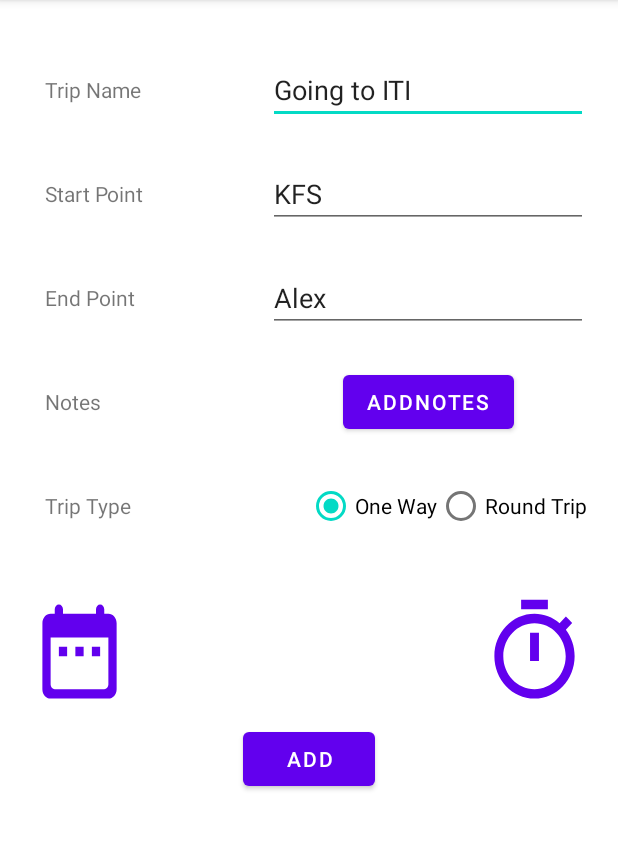
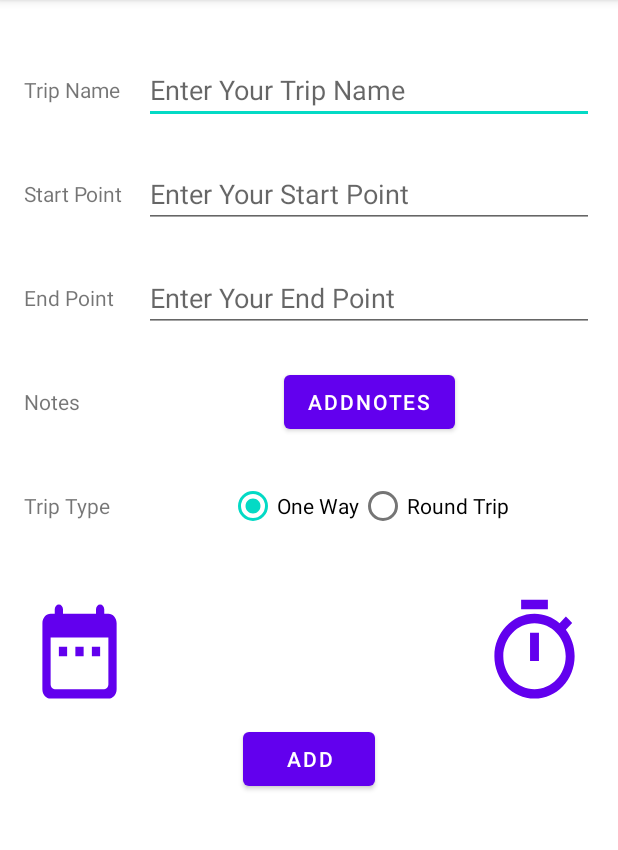
Before and after one commit to AhmedSleeem/Trip-Tracker, an Android app: the TripActivity screen opened directly, with no data from a screen before it, on a phone screen of 412 x 824 dp, the part 84-934 px from its top. Run offline under Robolectric (Android 15) with nearby library versions, the phone set to English and light mode, and no system bars; 1 statement that could not run was skipped.

Commit message:
Updating UI

```diff
--- a/app/src/main/res/layout/activity_trip.xml
+++ b/app/src/main/res/layout/activity_trip.xml
@@ -8,10 +8,10 @@
 
     <TextView
         android:id="@+id/userEmail"
-        android:layout_width="wrap_content"
+        android:layout_width="70dp"
         android:layout_height="wrap_content"
-        android:layout_marginStart="30dp"
-        android:layout_marginLeft="30dp"
+        android:layout_marginStart="16dp"
+        android:layout_marginLeft="16dp"
         android:layout_marginTop="50dp"
         android:text="@string/LBL_TRIP_NAME"
         app:layout_constraintStart_toStartOf="parent"
@@ -19,10 +19,10 @@
 
     <TextView
         android:id="@+id/textView2"
-        android:layout_width="wrap_content"
+        android:layout_width="70dp"
         android:layout_height="wrap_content"
-        android:layout_marginStart="30dp"
-        android:layout_marginLeft="30dp"
+        android:layout_marginStart="16dp"
+        android:layout_marginLeft="16dp"
         android:layout_marginTop="50dp"
         android:text="@string/LBL_START"
         app:layout_constraintStart_toStartOf="parent"
@@ -30,10 +30,10 @@
 
     <TextView
         android:id="@+id/textView3"
-        android:layout_width="wrap_content"
+        android:layout_width="70dp"
         android:layout_height="wrap_content"
-        android:layout_marginStart="30dp"
-        android:layout_marginLeft="30dp"
+        android:layout_marginStart="16dp"
+        android:layout_marginLeft="16dp"
         android:layout_marginTop="50dp"
         android:text="@string/LBL_END"
         app:layout_constraintStart_toStartOf="parent"
@@ -41,10 +41,10 @@
 
     <TextView
         android:id="@+id/textView4"
-        android:layout_width="wrap_content"
+        android:layout_width="70dp"
         android:layout_height="wrap_content"
-        android:layout_marginStart="30dp"
-        android:layout_marginLeft="30dp"
+        android:layout_marginStart="16dp"
+        android:layout_marginLeft="16dp"
         android:layout_marginTop="50dp"
         android:text="@string/LBL_NOTES"
         app:layout_constraintStart_toStartOf="parent"
@@ -52,10 +52,10 @@
 
     <TextView
         android:id="@+id/textView5"
-        android:layout_width="wrap_content"
+        android:layout_width="70dp"
         android:layout_height="wrap_content"
-        android:layout_marginStart="30dp"
-        android:layout_marginLeft="30dp"
+        android:layout_marginStart="16dp"
+        android:layout_marginLeft="16dp"
         android:layout_marginTop="50dp"
         android:text="@string/LBL_TYPE"
         app:layout_constraintStart_toStartOf="parent"
@@ -63,55 +63,60 @@
 
     <EditText
         android:id="@+id/txtBackTripName"
-        android:layout_width="wrap_content"
+        android:layout_width="0dp"
         android:layout_height="wrap_content"
-        android:layout_marginEnd="20dp"
-        android:layout_marginRight="20dp"
+        android:layout_marginStart="10dp"
+        android:layout_marginLeft="10dp"
+        android:layout_marginEnd="16dp"
+        android:layout_marginRight="16dp"
         android:ems="10"
         android:hint="@string/HINT_TRIP_NAME"
         android:inputType="textPersonName"
-        android:text="Going to ITI"
         app:layout_constraintBottom_toBottomOf="@+id/userEmail"
         app:layout_constraintEnd_toEndOf="parent"
+        app:layout_constraintStart_toEndOf="@+id/userEmail"
         app:layout_constraintTop_toTopOf="@+id/userEmail" />
 
     <EditText
         android:id="@+id/txtBackStartPoint"
-        android:layout_width="wrap_content"
+        android:layout_width="0dp"
         android:layout_height="wrap_content"
-        android:layout_marginEnd="20dp"
-        android:layout_marginRight="20dp"
+        android:layout_marginStart="10dp"
+        android:layout_marginLeft="10dp"
+        android:layout_marginEnd="16dp"
+        android:layout_marginRight="16dp"
         android:ems="10"
         android:hint="@string/HINT_START_POINT"
         android:inputType="textPersonName"
-        android:text="KFS"
         app:layout_constraintBottom_toBottomOf="@+id/textView2"
         app:layout_constraintEnd_toEndOf="parent"
+        app:layout_constraintStart_toEndOf="@+id/textView2"
         app:layout_constraintTop_toTopOf="@+id/textView2" />
 
     <EditText
         android:id="@+id/txtBackEndPoint"
-        android:layout_width="wrap_content"
+        android:layout_width="0dp"
         android:layout_height="wrap_content"
-        android:layout_marginEnd="20dp"
-        android:layout_marginRight="20dp"
+        android:layout_marginStart="10dp"
+        android:layout_marginLeft="10dp"
+        android:layout_marginEnd="16dp"
+        android:layout_marginRight="16dp"
         android:ems="10"
         android:hint="@string/HINT_END_POINT"
         android:inputType="textPersonName"
-        android:text="Alex"
         app:layout_constraintBottom_toBottomOf="@+id/textView3"
         app:layout_constraintEnd_toEndOf="parent"
+        app:layout_constraintStart_toEndOf="@+id/textView3"
         app:layout_constraintTop_toTopOf="@+id/textView3" />
 
     <RadioGroup
         android:id="@+id/radioGroup"
         android:layout_width="wrap_content"
         android:layout_height="wrap_content"
-        android:layout_marginEnd="20dp"
-        android:layout_marginRight="20dp"
         android:orientation="horizontal"
         app:layout_constraintBottom_toBottomOf="@+id/textView5"
-        app:layout_constraintEnd_toEndOf="parent"
+        app:layout_constraintEnd_toEndOf="@+id/txtBackEndPoint"
+        app:layout_constraintStart_toStartOf="@+id/txtBackEndPoint"
         app:layout_constraintTop_toTopOf="@+id/textView5">
 
         <RadioButton
```
Also changed, not shown: app/src/main/res/layout/upcomingtrip_cardview.xml (+42 -24 lines).
